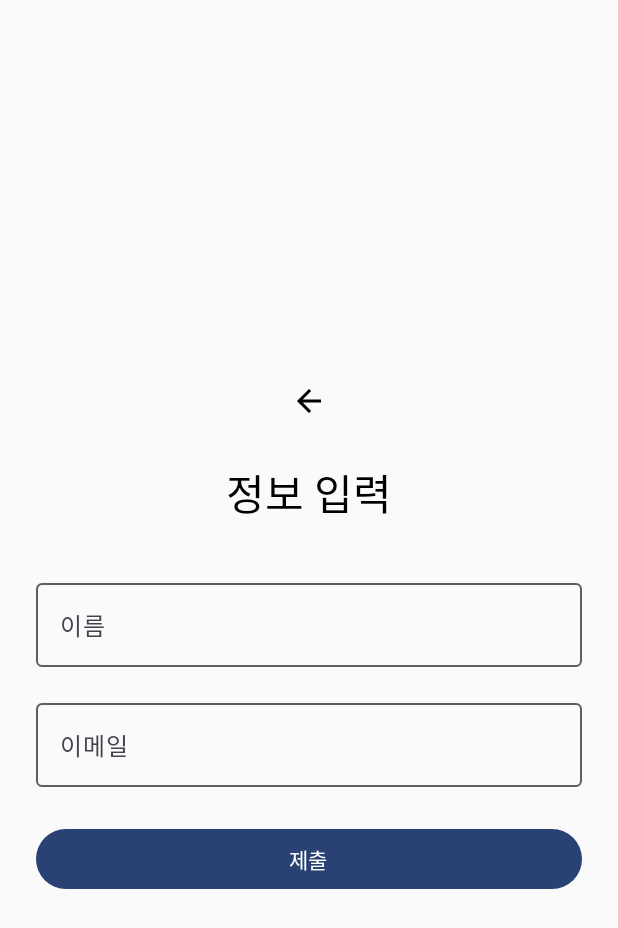
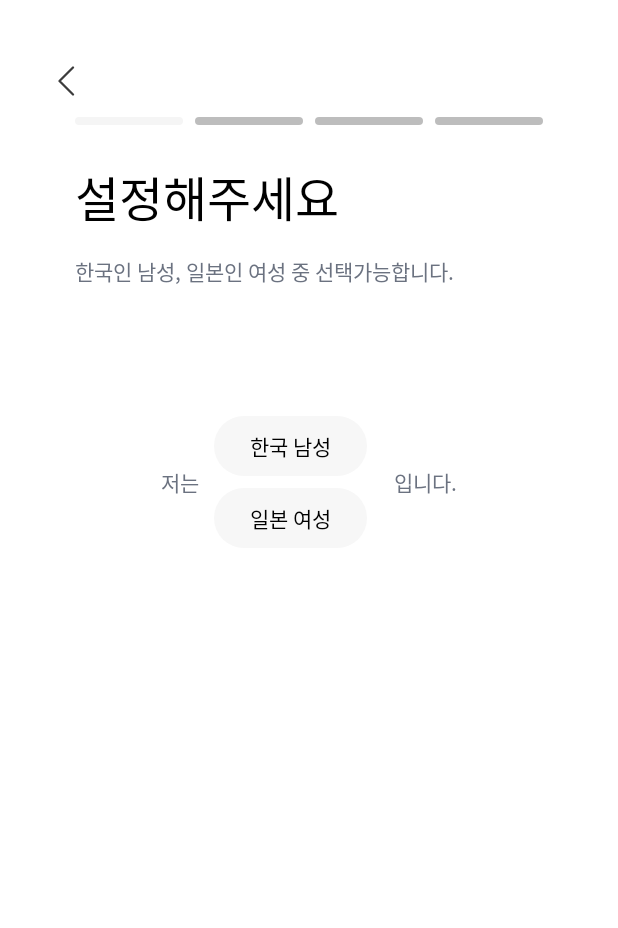
Before and after one commit to ApptiveDev/JapanGirlKoreanBoy, an Android app built with Jetpack Compose: the RequiredInfoScreen screen opened through its navigation route, on a phone screen of 412 x 824 dp. Shown: the top 928 px of the screen. Run offline under Robolectric (Android 15) with nearby library versions, the phone set to English and light mode, and no system bars; our stand-ins replace Firebase (no records; nobody signed in at launch, a user with empty details on screens opened directly); Roboto replaces fonts that are not available here.

Commit message:
feat: 성별 선택 추가

```diff
--- a/frontend/app/src/main/java/com/apptive/japkor/ui/requiredinfo/RequiredInfoScreen.kt
+++ b/frontend/app/src/main/java/com/apptive/japkor/ui/requiredinfo/RequiredInfoScreen.kt
@@ -1,94 +1,132 @@
 package com.apptive.japkor.ui.requiredinfo
 
+import androidx.compose.foundation.Image
+import androidx.compose.foundation.background
 import androidx.compose.foundation.layout.Arrangement
 import androidx.compose.foundation.layout.Column
+import androidx.compose.foundation.layout.Row
 import androidx.compose.foundation.layout.Spacer
+import androidx.compose.foundation.layout.WindowInsets
+import androidx.compose.foundation.layout.asPaddingValues
 import androidx.compose.foundation.layout.fillMaxSize
 import androidx.compose.foundation.layout.fillMaxWidth
 import androidx.compose.foundation.layout.height
 import androidx.compose.foundation.layout.padding
-import androidx.compose.foundation.text.KeyboardOptions
-import androidx.compose.material.icons.Icons
-import androidx.compose.material.icons.automirrored.filled.ArrowBack
-import androidx.compose.material3.Button
-import androidx.compose.material3.Icon
+import androidx.compose.foundation.layout.safeDrawing
+import androidx.compose.foundation.layout.width
 import androidx.compose.material3.IconButton
-import androidx.compose.material3.MaterialTheme
-import androidx.compose.material3.OutlinedTextField
-import androidx.compose.material3.Text
 import androidx.compose.runtime.Composable
-import androidx.compose.runtime.getValue
 import androidx.compose.runtime.mutableStateOf
 import androidx.compose.runtime.remember
-import androidx.compose.runtime.setValue
 import androidx.compose.ui.Alignment
 import androidx.compose.ui.Modifier
 import androidx.compose.ui.graphics.Color
-import androidx.compose.ui.text.input.KeyboardType
+import androidx.compose.ui.res.painterResource
 import androidx.compose.ui.unit.dp
+import androidx.compose.ui.unit.sp
 import androidx.navigation.NavController
+import com.apptive.japkor.R
+import com.apptive.japkor.ui.components.CustomText
+import com.apptive.japkor.ui.components.CustomTextType
+import com.apptive.japkor.ui.components.StepIndicator
+import com.apptive.japkor.ui.theme.CustomColor
 
 @Composable
 fun RequiredInfoScreen(
     navController: NavController,
-    onSubmit: (name: String, email: String) -> Unit = { _, _ -> }
+    onSubmit: (name: String, email: String) -> Unit = { _, _ -> },
+    currentStep: Int = 1
 ) {
-    var name by remember { mutableStateOf("") }
-    var email by remember { mutableStateOf("") }
-    var error by remember { mutableStateOf("") }
 
     Column(
         modifier = Modifier
             .fillMaxSize()
-            .padding(24.dp),
-        verticalArrangement = Arrangement.Center,
-        horizontalAlignment = Alignment.CenterHorizontally
+            .background(Color.White)
+            .padding(WindowInsets.safeDrawing.asPaddingValues()),
+        horizontalAlignment = Alignment.Start
+    ) {
+        // 상단 뒤로가기
+        Spacer(modifier = Modifier.height(30.dp))
+        Column(
+            modifier = Modifier
+                .fillMaxWidth(),
+            horizontalAlignment = Alignment.Start
         ) {
             IconButton(
                 onClick = { navController.popBackStack() },
-            modifier = Modifier
-                .padding(16.dp)
+                modifier = Modifier.padding(horizontal = 20.dp)
             ) {
-            Icon(
-                imageVector = Icons.AutoMirrored.Filled.ArrowBack,
+                Image(
+                    painter = painterResource(id = R.drawable.ic_back),
                     contentDescription = "뒤로가기",
-                tint = Color.Black
                 )
             }
+        }
 
-        Text(text = "정보 입력", style = MaterialTheme.typography.headlineMedium)
-        Spacer(modifier = Modifier.height(32.dp))
-        OutlinedTextField(
-            value = name,
-            onValueChange = { name = it },
-            label = { Text("이름") },
-            modifier = Modifier.fillMaxWidth()
+        // 스텝 인디케이터 (4단계, 높이 3dp)
+
+        StepIndicator(currentStep = currentStep)
+        Spacer(modifier = Modifier.height(24.dp))
+
+        var selectedOption = remember { mutableStateOf("한국인 남성") }
+
+        Column(
+            modifier = Modifier
+                .fillMaxWidth()
+                .padding(horizontal = 50.dp),
+            horizontalAlignment = Alignment.Start,
+            verticalArrangement = Arrangement.spacedBy(16.dp)
+        ) {
+            CustomText(
+                text = "설정해주세요",
+                type = CustomTextType.mainRegularLarge,
+                size = 32.sp
             )
-        Spacer(modifier = Modifier.height(16.dp))
-        OutlinedTextField(
-            value = email,
-            onValueChange = { email = it },
-            label = { Text("이메일") },
-            keyboardOptions = KeyboardOptions(keyboardType = KeyboardType.Email),
-            modifier = Modifier.fillMaxWidth()
+            CustomText(
+                text = "한국인 남성, 일본인 여성 중 선택가능합니다.",
+                color = CustomColor.gray400,
+                type = CustomTextType.mainRegularSmall,
             )
-        Spacer(modifier = Modifier.height(24.dp))
-        if (error.isNotEmpty()) {
-            Text(text = error, color = MaterialTheme.colorScheme.error)
-            Spacer(modifier = Modifier.height(8.dp))
-        }
-        Button(
-            onClick = {
-                if (name.isBlank() || email.isBlank()) {
-                    error = "모든 정보를 입력해주세요."
-                } else {
-                    error = ""
-                    onSubmit(name, email)
-                }
-            },
+            Spacer(modifier = Modifier.height(50.dp))
+
+            Row(
+                verticalAlignment = Alignment.CenterVertically,
+                horizontalArrangement = Arrangement.Center,
                 modifier = Modifier.fillMaxWidth()
             ) {
-            Text("제출")
+                CustomText(
+                    text = "저는",
+                    color = CustomColor.gray400,
+                    type = CustomTextType.mainRegularSmall,
+                )
+                Spacer(modifier = Modifier.width(10.dp))
+                Column {
+                    listOf("한국 남성", "일본 여성").forEach { option ->
+                        val isSelected = selectedOption.value == option
+                        androidx.compose.material3.Button(
+                            onClick = { selectedOption.value = option },
+                            colors = androidx.compose.material3.ButtonDefaults.buttonColors(
+                                containerColor = if (isSelected) CustomColor.gray300 else CustomColor.gray100
+                            ),
+                            modifier = Modifier.padding(end = 8.dp)
+                        ) {
+                            CustomText(
+                                text = option,
+                                color = if (isSelected) Color.White else CustomColor.black,
+                                type = CustomTextType.mainRegularSmall,
+                            )
                         }
                     }
                 }
+                Spacer(modifier = Modifier.width(10.dp))
+                CustomText(
+                    text = "입니다.",
+                    color = CustomColor.gray400,
+                    type = CustomTextType.mainRegularSmall,
+                )
+            }
+        }
+
+
+    }
+}
```
Lines whose indentation alone changed are shown as unchanged.
